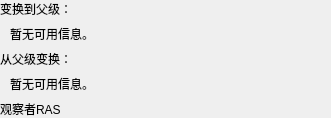
Old version of the form miniSlicer/Slicer/Modules/Loadable/Transforms/Widgets/Resources/UI/qMRMLTransformInfoWidget.ui in the repository jiaqiwang969/Slicer.
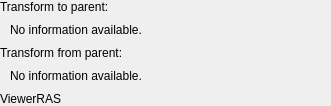
New version of the form.

The edit to the form file:
```diff
--- a/miniSlicer/Slicer/Modules/Loadable/Transforms/Widgets/Resources/UI/qMRMLTransformInfoWidget.ui
+++ b/miniSlicer/Slicer/Modules/Loadable/Transforms/Widgets/Resources/UI/qMRMLTransformInfoWidget.ui
@@ -19,7 +19,7 @@
    <item>
     <widget class="QLabel" name="label">
      <property name="text">
-      <string>变换到父级：</string>
+      <string>Transform to parent:</string>
      </property>
     </widget>
    </item>
@@ -44,7 +44,7 @@
      <item>
       <widget class="QLabel" name="TransformToParentInfoTextBrowser">
        <property name="text">
-        <string>暂无可用信息。</string>
+        <string>No information available.</string>
        </property>
        <property name="wordWrap">
         <bool>true</bool>
@@ -56,7 +56,7 @@
    <item>
     <widget class="QLabel" name="label_2">
      <property name="text">
-      <string>从父级变换：</string>
+      <string>Transform from parent:</string>
      </property>
     </widget>
    </item>
@@ -81,7 +81,7 @@
      <item>
       <widget class="QLabel" name="TransformFromParentInfoTextBrowser">
        <property name="text">
-        <string>暂无可用信息。</string>
+        <string>No information available.</string>
        </property>
       </widget>
      </item>
@@ -92,7 +92,7 @@
         <item>
           <widget class="QLabel" name="ViewerDisplacementVectorRAS">
             <property name="text">
-              <string>观察者RAS</string>
+              <string>ViewerRAS</string>
             </property>
           </widget>
         </item>
```
Left out of the diff: 7 changed lines with no effect on the pictures.
